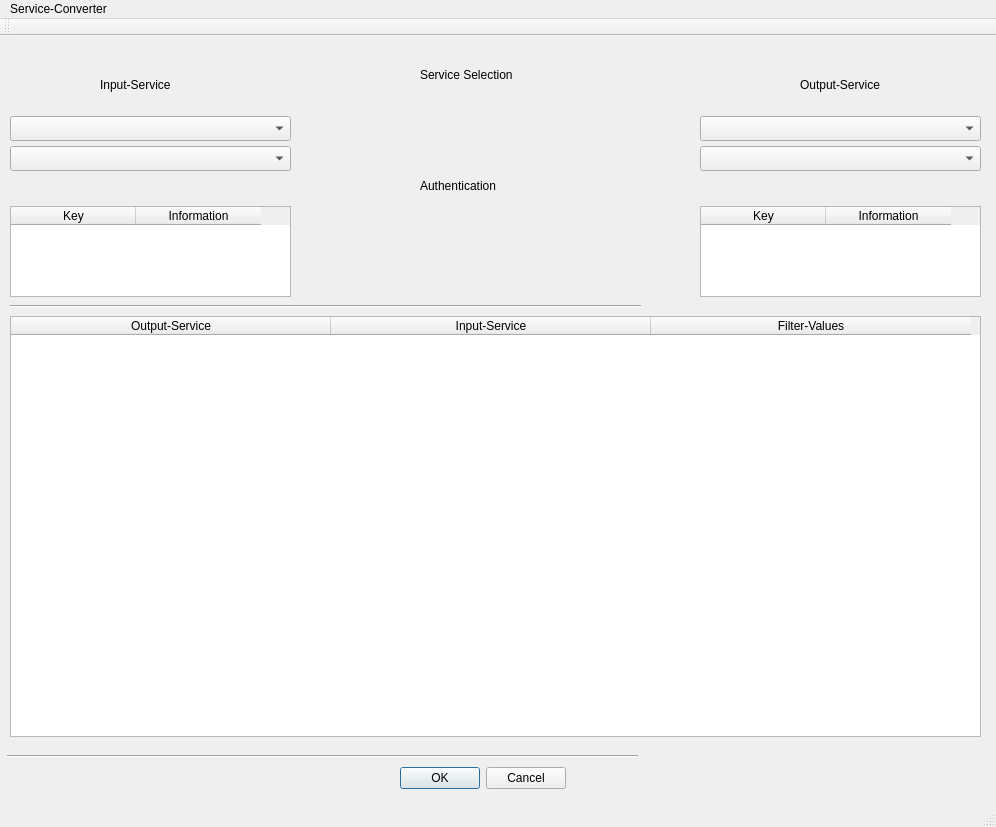
This is src/general/gui/qt-creator/hsp-saas/mainwindow.ui in SimonHofmeister1992/HSP-Project-SaaS_Data_Conversion_Tool as Qt 5 draws it before an edit. The edited form follows.
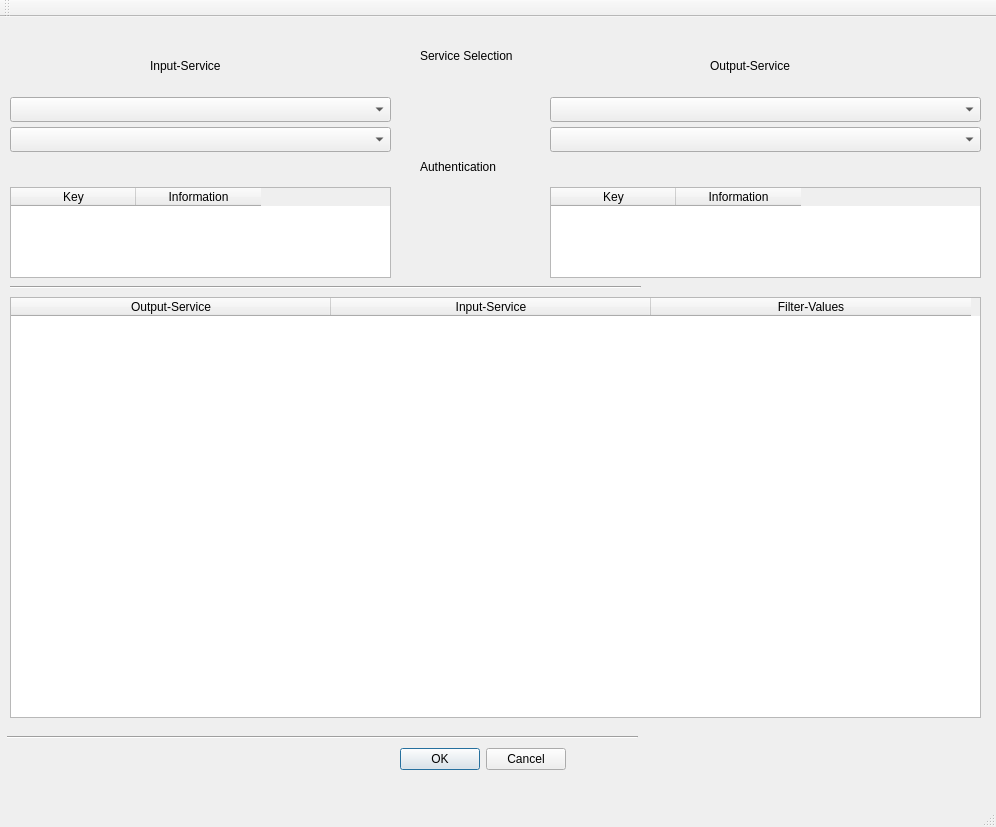
This is the edited form.

Commit message: merged local version of google calendar service

```diff
--- a/src/general/gui/qt-creator/hsp-saas/mainwindow.ui
+++ b/src/general/gui/qt-creator/hsp-saas/mainwindow.ui
@@ -17,9 +17,9 @@
    <widget class="QComboBox" name="cb_output_category">
     <property name="geometry">
      <rect>
-      <x>700</x>
+      <x>550</x>
       <y>80</y>
-      <width>281</width>
+      <width>431</width>
       <height>25</height>
      </rect>
     </property>
@@ -29,7 +29,7 @@
      <rect>
       <x>10</x>
       <y>80</y>
-      <width>281</width>
+      <width>381</width>
       <height>25</height>
      </rect>
     </property>
@@ -39,7 +39,7 @@
      <rect>
       <x>10</x>
       <y>110</y>
-      <width>281</width>
+      <width>381</width>
       <height>25</height>
      </rect>
     </property>
@@ -47,9 +47,9 @@
    <widget class="QComboBox" name="cb_output_service">
     <property name="geometry">
      <rect>
-      <x>700</x>
+      <x>550</x>
       <y>110</y>
-      <width>281</width>
+      <width>431</width>
       <height>25</height>
      </rect>
     </property>
@@ -70,7 +70,7 @@
    <widget class="QLabel" name="lb_service_input">
     <property name="geometry">
      <rect>
-      <x>100</x>
+      <x>150</x>
       <y>40</y>
       <width>131</width>
       <height>17</height>
@@ -83,7 +83,7 @@
    <widget class="QLabel" name="lb_service_output">
     <property name="geometry">
      <rect>
-      <x>800</x>
+      <x>710</x>
       <y>40</y>
       <width>111</width>
       <height>17</height>
@@ -124,13 +124,22 @@
      <rect>
       <x>10</x>
       <y>170</y>
-      <width>281</width>
+      <width>381</width>
       <height>91</height>
      </rect>
     </property>
+    <property name="sizeAdjustPolicy">
+     <enum>QAbstractScrollArea::AdjustToContentsOnFirstShow</enum>
+    </property>
     <property name="autoScrollMargin">
      <number>16</number>
     </property>
+    <property name="alternatingRowColors">
+     <bool>false</bool>
+    </property>
+    <property name="wordWrap">
+     <bool>false</bool>
+    </property>
     <attribute name="horizontalHeaderCascadingSectionResizes">
      <bool>true</bool>
     </attribute>
@@ -168,12 +177,15 @@
    <widget class="QTableWidget" name="tb_output_auth">
     <property name="geometry">
      <rect>
-      <x>700</x>
+      <x>550</x>
       <y>170</y>
-      <width>281</width>
+      <width>431</width>
       <height>91</height>
      </rect>
     </property>
+    <property name="sizeAdjustPolicy">
+     <enum>QAbstractScrollArea::AdjustToContentsOnFirstShow</enum>
+    </property>
     <attribute name="horizontalHeaderCascadingSectionResizes">
      <bool>true</bool>
     </attribute>
@@ -237,6 +249,9 @@
       <height>421</height>
      </rect>
     </property>
+    <property name="sizeAdjustPolicy">
+     <enum>QAbstractScrollArea::AdjustToContents</enum>
+    </property>
     <attribute name="horizontalHeaderCascadingSectionResizes">
      <bool>true</bool>
     </attribute>
@@ -269,12 +284,6 @@
      <height>22</height>
     </rect>
    </property>
-   <widget class="QMenu" name="menuService_Converter">
-    <property name="title">
-     <string>Service-Converter</string>
-    </property>
-   </widget>
-   <addaction name="menuService_Converter"/>
   </widget>
   <widget class="QToolBar" name="mainToolBar">
    <attribute name="toolBarArea">
```
Left out of the diff: 2 changed lines with no effect on the pictures. The commit also changes 13 other files.
